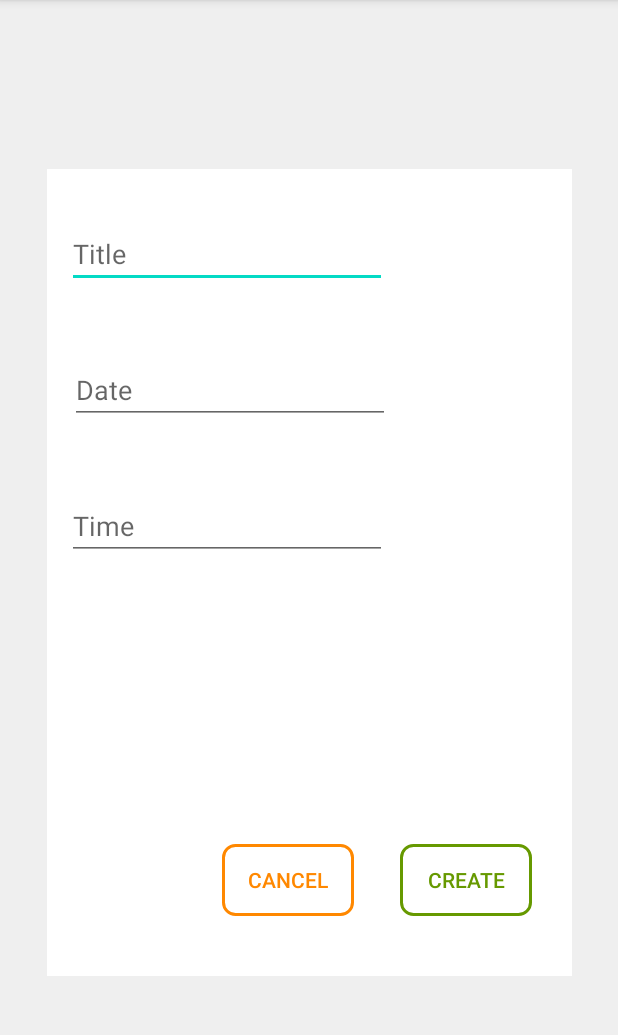
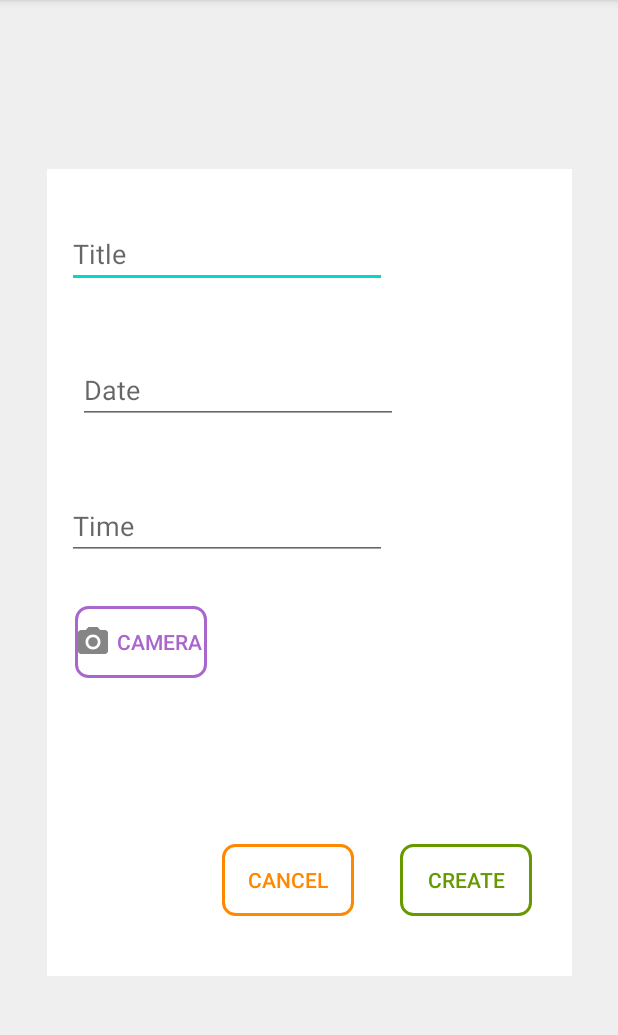
Before and after one commit to sathaya24/picReminder, an Android app: the AddReminder screen opened directly, with no data from a screen before it, on a phone screen of 412 x 824 dp, the part 84-1119 px from its top. Run offline under Robolectric (Android 15) with nearby library versions, the phone set to English and light mode, and no system bars.

Commit message:
Add Camera button for addReminderView

```diff
--- /dev/null
+++ b/app/src/main/res/drawable-anydpi/camera_icon.xml
@@ -0,0 +1,14 @@
+<vector xmlns:android="http://schemas.android.com/apk/res/android"
+    android:width="24dp"
+    android:height="24dp"
+    android:viewportWidth="24"
+    android:viewportHeight="24"
+    android:tint="#333333"
+    android:alpha="0.6">
+  <path
+      android:fillColor="@android:color/white"
+      android:pathData="M12,12m-3.2,0a3.2,3.2 0,1 1,6.4 0a3.2,3.2 0,1 1,-6.4 0"/>
+  <path
+      android:fillColor="@android:color/white"
+      android:pathData="M9,2L7.17,4L4,4c-1.1,0 -2,0.9 -2,2v12c0,1.1 0.9,2 2,2h16c1.1,0 2,-0.9 2,-2L22,6c0,-1.1 -0.9,-2 -2,-2h-3.17L15,2L9,2zM12,17c-2.76,0 -5,-2.24 -5,-5s2.24,-5 5,-5 5,2.24 5,5 -2.24,5 -5,5z"/>
+</vector>
--- /dev/null
+++ b/app/src/main/res/drawable/border_violette.xml
@@ -0,0 +1,13 @@
+<?xml version="1.0" encoding="utf-8"?>
+<shape xmlns:android="http://schemas.android.com/apk/res/android"
+    android:shape="rectangle">
+<corners
+    android:bottomLeftRadius="8dp"
+    android:topLeftRadius="8dp"
+    android:topRightRadius="8dp"
+    android:bottomRightRadius="8dp"/>
+    <stroke
+        android:color="@android:color/holo_purple"
+        android:width="2dp"
+        />
+</shape>
--- a/app/src/main/res/layout/activity_add_reminder.xml
+++ b/app/src/main/res/layout/activity_add_reminder.xml
@@ -16,6 +16,8 @@
         android:layout_marginBottom="100dp"
         android:background="#fff"
         android:backgroundTint="#fff"
+        android:paddingLeft="5dp"
+        android:paddingRight="5dp"
         app:layout_constraintBottom_toBottomOf="parent"
         app:layout_constraintEnd_toEndOf="parent"
         app:layout_constraintStart_toStartOf="parent"
@@ -23,7 +25,6 @@
 
         <EditText
             android:id="@+id/nameRe"
-            android:hint="@string/title"
             android:layout_width="wrap_content"
             android:layout_height="wrap_content"
             android:layout_marginStart="15dp"
@@ -31,6 +32,7 @@
             android:layout_marginEnd="125dp"
             android:layout_marginBottom="30dp"
             android:ems="10"
+            android:hint="@string/title"
             android:inputType="textPersonName"
             app:layout_constraintBottom_toTopOf="@+id/dateRe"
             app:layout_constraintEnd_toEndOf="parent"
@@ -39,8 +41,6 @@
 
         <EditText
             android:id="@+id/dateRe"
-            android:hint="@string/date"
-            android:focusable="false"
             android:layout_width="wrap_content"
             android:layout_height="wrap_content"
             android:layout_marginStart="15dp"
@@ -48,6 +48,8 @@
             android:layout_marginEnd="125dp"
             android:layout_marginBottom="30dp"
             android:ems="10"
+            android:focusable="false"
+            android:hint="@string/date"
             android:inputType="date"
             app:layout_constraintBottom_toTopOf="@+id/timeRe"
             app:layout_constraintEnd_toEndOf="parent"
@@ -57,8 +59,6 @@
 
         <EditText
             android:id="@+id/timeRe"
-            android:hint="@string/time"
-            android:focusable="false"
             android:layout_width="wrap_content"
             android:layout_height="wrap_content"
             android:layout_marginStart="15dp"
@@ -66,6 +66,8 @@
             android:layout_marginEnd="125dp"
             android:layout_marginBottom="195dp"
             android:ems="10"
+            android:focusable="false"
+            android:hint="@string/time"
             android:inputType="time"
             app:layout_constraintBottom_toTopOf="@+id/cancelBtnAdd"
             app:layout_constraintEnd_toEndOf="parent"
@@ -102,6 +104,25 @@
             app:layout_constraintEnd_toStartOf="@+id/createBtn"
             app:layout_constraintStart_toStartOf="parent" />
 
+        <androidx.appcompat.widget.AppCompatButton
+            android:id="@+id/photoBtn"
+            android:layout_width="wrap_content"
+            android:layout_height="wrap_content"
+            android:layout_marginStart="15dp"
+            android:layout_marginTop="35dp"
+            android:layout_marginEnd="250dp"
+            android:layout_marginBottom="200dp"
+            android:background="@drawable/border_violette"
+            android:drawableLeft="@drawable/camera_icon"
+            android:text="@string/camera"
+            android:textColor="@android:color/holo_purple"
+            app:layout_constraintBottom_toBottomOf="parent"
+            app:layout_constraintEnd_toEndOf="parent"
+            app:layout_constraintHorizontal_bias="0.15"
+            app:layout_constraintStart_toStartOf="parent"
+            app:layout_constraintTop_toBottomOf="@+id/timeRe"
+            app:layout_constraintVertical_bias="0.8" />
+
     </androidx.constraintlayout.widget.ConstraintLayout>
 
 
--- a/app/src/main/res/values/strings.xml
+++ b/app/src/main/res/values/strings.xml
@@ -8,4 +8,5 @@
     <string name="title">Title</string>
     <string name="date">Date</string>
     <string name="time">Time</string>
+    <string name="camera">Camera</string>
 </resources>
```
Also changed, not shown: app/src/main/res/drawable-hdpi/camera_icon.png (added), app/src/main/res/drawable-mdpi/camera_icon.png (added), app/src/main/res/drawable-xhdpi/camera_icon.png (added), app/src/main/res/drawable-xxhdpi/camera_icon.png (added).
